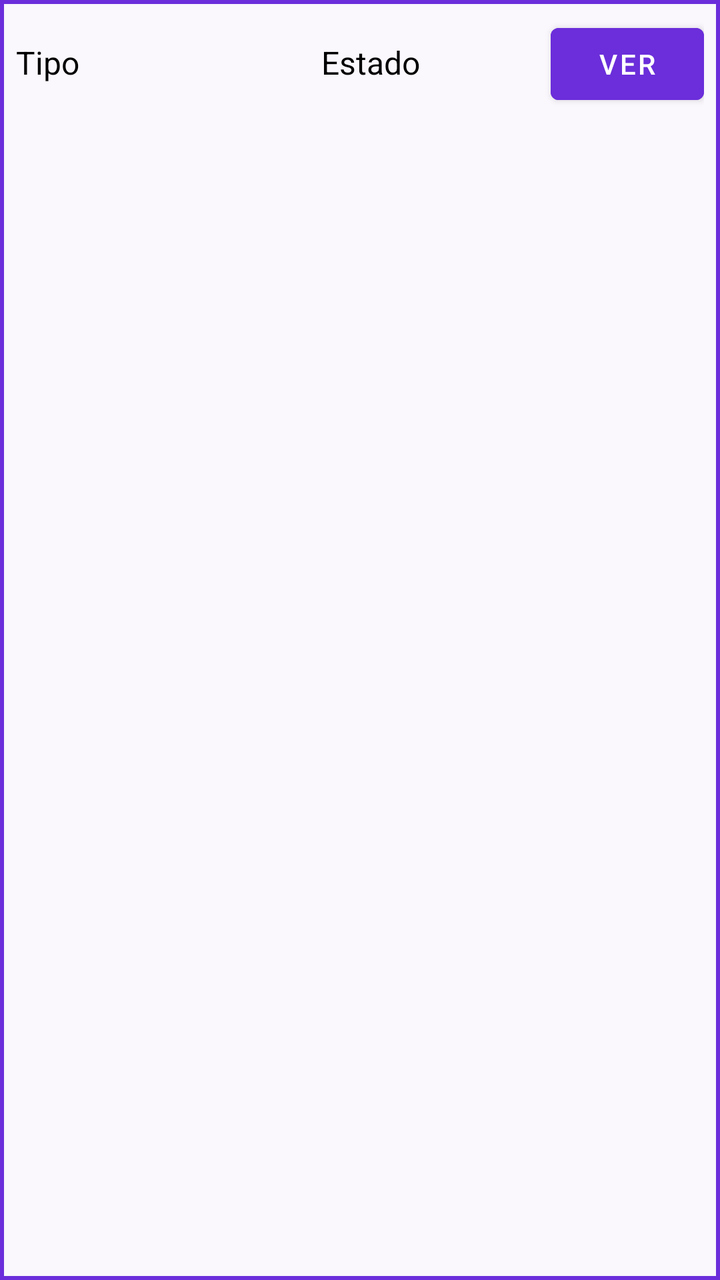
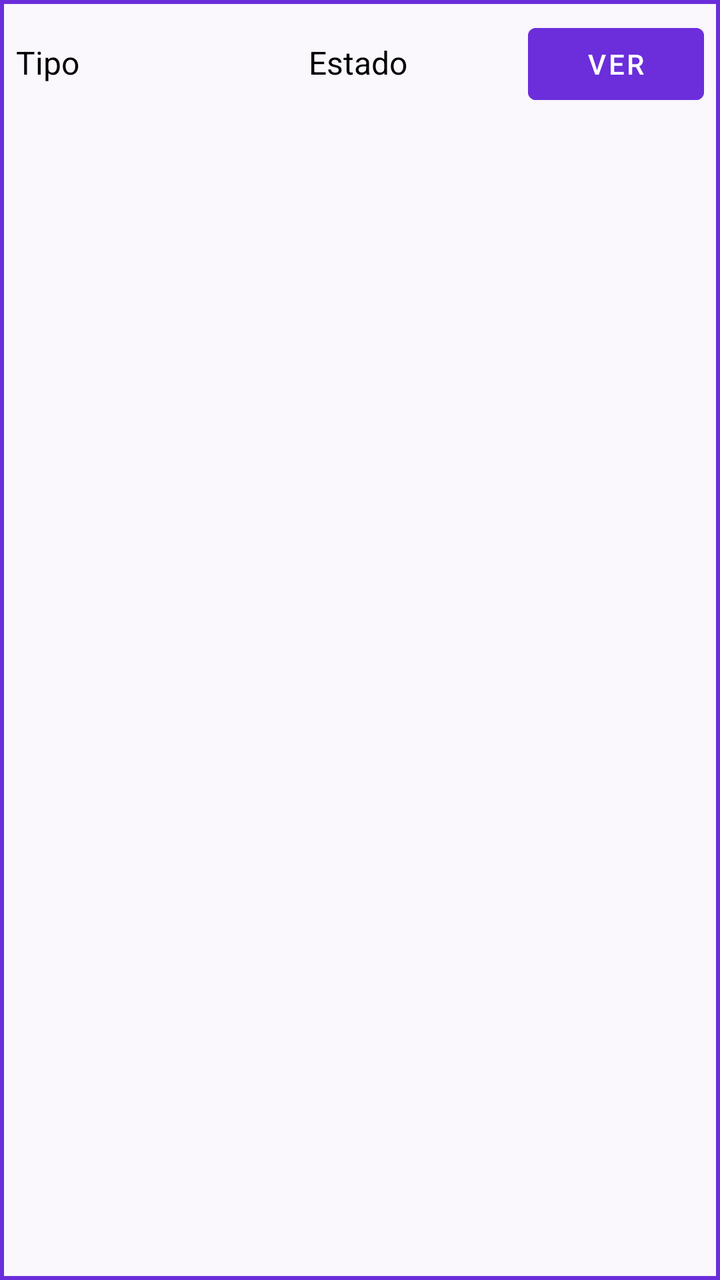

An Android layout rendered at two revisions. The XML below is the earlier revision; the diff shows what the commit changed to produce the second picture.
<!-- AndroidManifest.xml: application theme Theme.MyApplication -->
<!-- res/layout/item_incident.xml -->
<?xml version="1.0" encoding="utf-8"?>
<LinearLayout xmlns:android="http://schemas.android.com/apk/res/android"
  android:layout_width="match_parent"
  android:layout_height="wrap_content"
  android:layout_marginBottom="4dp"
  android:background="@drawable/item_border"
  android:orientation="horizontal"
  android:padding="8dp">

  <TextView
    android:id="@+id/txtTypeIncident"
    android:layout_width="0dp"
    android:layout_height="wrap_content"
    android:layout_weight="2"
    android:ellipsize="end"
    android:maxLines="1"
    android:text="@string/type_incident"
    android:textColor="@color/black"
    android:textSize="16sp" />

  <TextView
    android:id="@+id/txtStatus"
    android:layout_width="0dp"
    android:layout_height="wrap_content"
    android:layout_weight="1.5"
    android:ellipsize="end"
    android:maxLines="1"
    android:paddingEnd="8dp"
    android:text="@string/status_incident_list"
    android:textColor="@color/black"
    android:textSize="16sp" />

  <Button
    android:id="@+id/btnView"
    android:layout_width="0dp"
    android:layout_height="wrap_content"
    android:layout_weight="1"
    android:backgroundTint="@color/colorPrimary"
    android:text="@string/view"
    android:textColor="@color/onPrimary" />
</LinearLayout>
<!-- resources referenced by this layout -->
<resources>
  <color name="black">#FF000000</color>
  <color name="colorPrimary">#6B2EDA</color>
  <color name="onPrimary">#FFFFFF</color>
  <!-- drawable item_border (drawable) -->
  <?xml version="1.0" encoding="utf-8"?>
  <shape xmlns:android="http://schemas.android.com/apk/res/android">
    
    <solid android:color="@android:color/transparent"/>
  
    <stroke
      android:color="@color/colorPrimary"
      android:width="2dp"/>
  
  </shape>
  <string name="status_incident_list">Estado</string>
  <string name="type_incident">Tipo</string>
  <string name="view">VER</string>
  <style name="Theme.MyApplication" parent="Theme.MaterialComponents.DayNight.DarkActionBar">
  
      <item name="colorPrimary">@color/colorPrimary</item>
      <item name="colorOnPrimary">@color/onPrimary</item>
      <item name="colorPrimaryContainer">@color/primaryContainer</item>
      <item name="colorOnPrimaryContainer">@color/onPrimaryContainer</item>
  
      <item name="colorSecondary">@color/colorSecondary</item>
      <item name="colorOnSecondary">@color/onSecondary</item>
      <item name="colorSecondaryContainer">@color/secondaryContainer</item>
      <item name="colorOnSecondaryContainer">@color/onSecondaryContainer</item>
  
      <item name="android:colorBackground">@color/background</item>
      <item name="colorOnBackground">@color/onBackground</item>
  
      <item name="colorSurface">@color/surface</item>
      <item name="colorOnSurface">@color/onSurface</item>
  
  
    </style>
  <color name="primaryContainer">#EDE7F6</color>
  <color name="onPrimaryContainer">#311B92</color>
  <color name="colorSecondary">#A3A0A6</color>
  <color name="onSecondary">#000000</color>
  <color name="secondaryContainer">#E0E0E0</color>
  <color name="onSecondaryContainer">#2A2731</color>
  <color name="background">#FAF7FD</color>
  <color name="onBackground">#1C1B1F</color>
  <color name="surface">#FFFFFF</color>
  <color name="onSurface">#1C1B1F</color>
</resources>

<!-- the commit's change to res/layout/item_incident.xml (unified diff, before → after) -->
@@ -34,7 +34,8 @@
     android:id="@+id/btnView"
     android:layout_width="0dp"
     android:layout_height="wrap_content"
-    android:layout_weight="1"
+    android:layout_weight="1.2"
+
     android:backgroundTint="@color/colorPrimary"
     android:text="@string/view"
     android:textColor="@color/onPrimary" />
